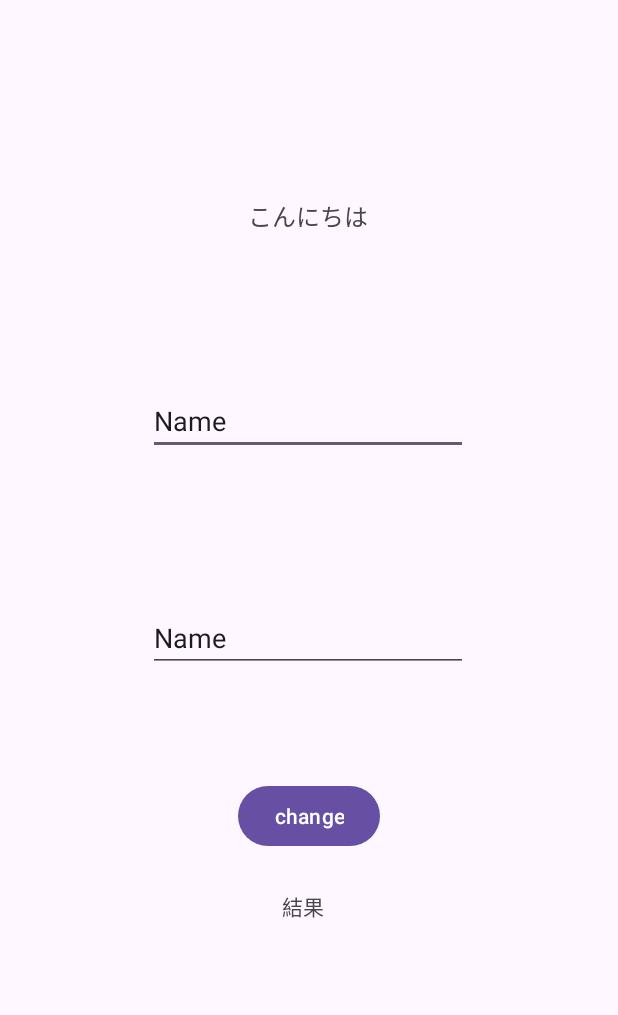
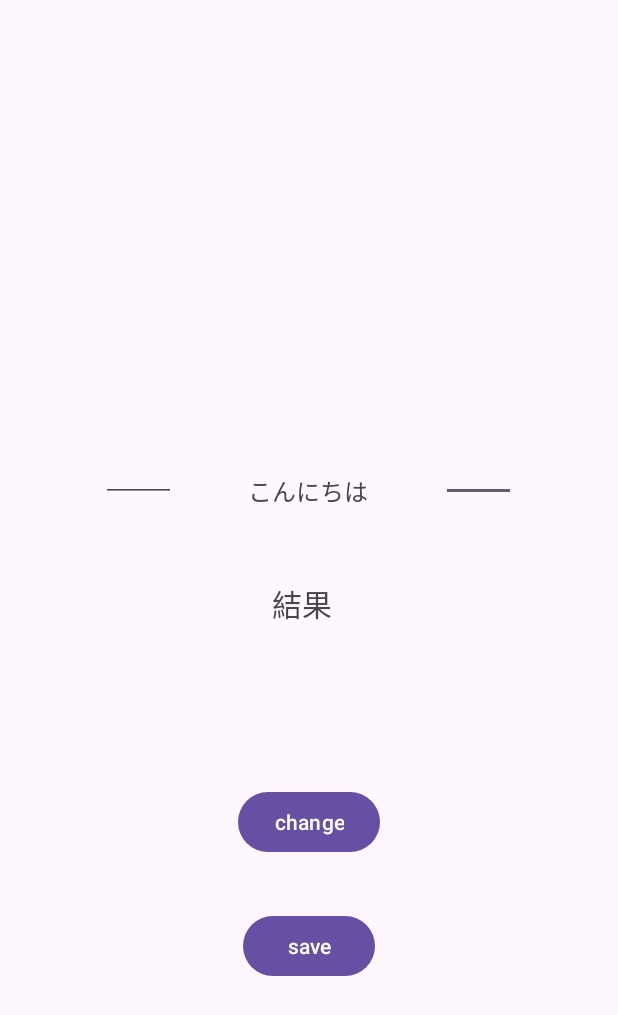
Before and after one commit to ikeda-ryouma/MobileApplyDevelopmentA, an Android app: the screen it shows after launch (MainActivity), on a phone screen of 412 x 824 dp. Shown: the top 1015 px of the screen. Run offline under Robolectric (Android 15) with nearby library versions, the phone set to English and light mode, and no system bars; our stand-ins replace RxJava; 2 statements that could not run were skipped.

Commit message:
ゴミ電卓化 少しマシになったかも

```diff
--- a/app/build.gradle
+++ b/app/build.gradle
@@ -41,4 +41,6 @@ dependencies {
     testImplementation libs.junit
     androidTestImplementation libs.ext.junit
     androidTestImplementation libs.espresso.core
+    implementation libs.datastore.preferences
+    implementation libs.datastore.preferences.rxjava3
 }
--- a/app/src/main/java/jp/ac/meijou/android/s241205011/MainActivity.java
+++ b/app/src/main/java/jp/ac/meijou/android/s241205011/MainActivity.java
@@ -14,6 +14,7 @@ import jp.ac.meijou.android.s241205011.databinding.ActivityMainBinding;
 
 public class MainActivity extends AppCompatActivity {
     private ActivityMainBinding binding;
+    private PrefDataStore prefDataStore;
     private int count = 0; // count をフィールド変数として宣言し、初期値を0に設定
     @Override
     protected void onCreate(Bundle savedInstanceState) {
@@ -26,6 +27,7 @@ public class MainActivity extends AppCompatActivity {
             v.setPadding(systemBars.left, systemBars.top, systemBars.right, systemBars.bottom);
             return insets;
         });
+        prefDataStore = PrefDataStore.getInstance(this);
         String[] hello = {"＊","/","＋","-"};
         binding.button.setOnClickListener(view ->{
             int number1 = Integer.parseInt(binding.editText1.getText().toString());
@@ -39,7 +41,7 @@ public class MainActivity extends AppCompatActivity {
             else if(count == 1){
                 if (number2 == 0) {
                     binding.textbox2.setText("エラー");
-                }else{result = number1 / number2;
+                }else{result = number2 / number1;
                     binding.textbox2.setText(String.valueOf(result));
                 }
             }
@@ -48,12 +50,16 @@ public class MainActivity extends AppCompatActivity {
                 binding.textbox2.setText(String.valueOf(result));
             }
             else{
-                result = number1 - number2;
+                result = number2 - number1;
                 binding.textbox2.setText(String.valueOf(result));
             }
             if(count == 3){
                 count = 0;
             }else{count++;}
         });
+        binding.savebutton.setOnClickListener(view -> {
+            var text = binding.textbox2.getText().toString();
+            prefDataStore.setString("name",text);
+        });
     }
 }
--- a/app/src/main/res/layout/activity_main.xml
+++ b/app/src/main/res/layout/activity_main.xml
@@ -18,7 +18,7 @@
         app:layout_constraintHorizontal_bias="0.498"
         app:layout_constraintStart_toStartOf="parent"
         app:layout_constraintTop_toTopOf="parent"
-        app:layout_constraintVertical_bias="0.165" />
+        app:layout_constraintVertical_bias="0.394" />
 
     <Button
         android:id="@+id/button"
@@ -26,7 +26,7 @@
         android:layout_height="wrap_content"
         android:layout_marginStart="160dp"
         android:layout_marginEnd="160dp"
-        android:layout_marginBottom="256dp"
+        android:layout_marginBottom="252dp"
         android:text="change"
         app:layout_constraintBottom_toBottomOf="parent"
         app:layout_constraintEnd_toEndOf="parent"
@@ -35,40 +35,51 @@
 
     <EditText
         android:id="@+id/editText_1"
-        android:layout_width="wrap_content"
-        android:layout_height="wrap_content"
+        android:layout_width="50dp"
+        android:layout_height="50dp"
         android:ems="10"
         android:inputType="text"
-        android:text="Name"
-        app:layout_constraintBottom_toTopOf="@+id/editText_2"
+        android:textSize="26dp"
+        app:layout_constraintBottom_toTopOf="@+id/button"
         app:layout_constraintEnd_toEndOf="parent"
-        app:layout_constraintHorizontal_bias="0.497"
+        app:layout_constraintHorizontal_bias="0.813"
         app:layout_constraintStart_toStartOf="parent"
         app:layout_constraintTop_toTopOf="parent"
-        app:layout_constraintVertical_bias="0.722" />
+        app:layout_constraintVertical_bias="0.6" />
 
     <EditText
         android:id="@+id/editText_2"
-        android:layout_width="wrap_content"
-        android:layout_height="wrap_content"
-        android:layout_marginBottom="376dp"
+        android:layout_width="50dp"
+        android:layout_height="50dp"
         android:ems="10"
         android:inputType="text"
-        android:text="Name"
-        app:layout_constraintBottom_toBottomOf="parent"
+        android:textSize="26dp"
+        app:layout_constraintBottom_toTopOf="@+id/button"
         app:layout_constraintEnd_toEndOf="parent"
-        app:layout_constraintHorizontal_bias="0.497"
-        app:layout_constraintStart_toStartOf="parent" />
+        app:layout_constraintHorizontal_bias="0.186"
+        app:layout_constraintStart_toStartOf="parent"
+        app:layout_constraintTop_toTopOf="parent"
+        app:layout_constraintVertical_bias="0.6" />
 
     <TextView
         android:id="@+id/textbox_2"
-        android:layout_width="36dp"
-        android:layout_height="21dp"
-        android:layout_marginBottom="184dp"
+        android:layout_width="50dp"
+        android:layout_height="50dp"
         android:text="@string/text_3"
+        android:textSize="20dp"
         app:layout_constraintBottom_toBottomOf="parent"
         app:layout_constraintEnd_toEndOf="parent"
         app:layout_constraintStart_toStartOf="parent"
-        app:layout_constraintTop_toBottomOf="@+id/button" />
+        app:layout_constraintTop_toTopOf="parent" />
+
+    <Button
+        android:id="@+id/savebutton"
+        android:layout_width="wrap_content"
+        android:layout_height="wrap_content"
+        android:text="save"
+        app:layout_constraintBottom_toBottomOf="parent"
+        app:layout_constraintEnd_toEndOf="parent"
+        app:layout_constraintStart_toStartOf="parent"
+        app:layout_constraintTop_toBottomOf="@+id/textbox_2" />
 
 </androidx.constraintlayout.widget.ConstraintLayout>
--- a/gradle/libs.versions.toml
+++ b/gradle/libs.versions.toml
@@ -8,6 +8,7 @@ material = "1.10.0"
 activity = "1.8.0"
 constraintlayout = "2.1.4"
 desugerJdkLibs = "2.0.4"
+datastore = "1.1.7"
 
 [libraries]
 junit = { group = "junit", name = "junit", version.ref = "junit" }
@@ -18,6 +19,8 @@ material = { group = "com.google.android.material", name = "material", version.r
 activity = { group = "androidx.activity", name = "activity", version.ref = "activity" }
 constraintlayout = { group = "androidx.constraintlayout", name = "constraintlayout", version.ref = "constraintlayout" }
 desuger-jdk-libs = { group = "com.android.tools", name = "desugar_jdk_libs", version.ref = "desugerJdkLibs" }
+datastore-preferences = { group = "androidx.datastore", name = "datastore-preferences", version.ref = "datastore" }
+datastore-preferences-rxjava3 = { group = "androidx.datastore", name = "datastore-preferences-rxjava3", version.ref = "datastore" }
 
 
 [plugins]
```
Also changed, not shown: app/src/main/java/jp/ac/meijou/android/s241205011/PrefDataStore.java (added, +51 -0 lines).
